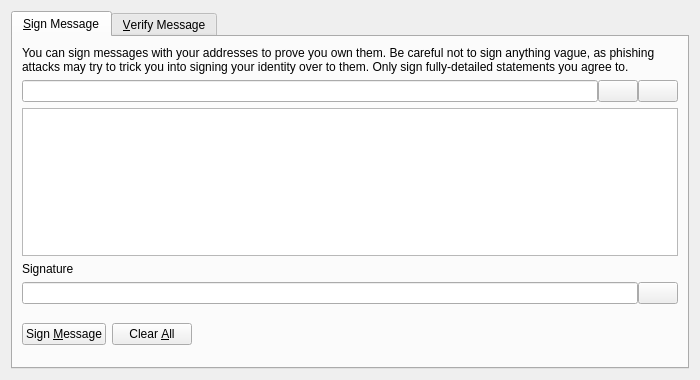
This is src/qt/forms/signverifymessagedialog.ui in stredle/stredle as Qt 5 draws it before an edit. The edited form follows.
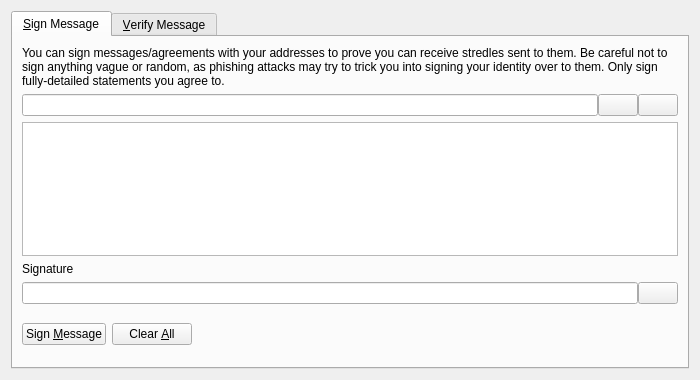
This is the edited form. Icons and pictures are not drawn. Custom widgets are drawn as their Qt base class.

Diff of the .ui file:
```diff
--- a/src/qt/forms/signverifymessagedialog.ui
+++ b/src/qt/forms/signverifymessagedialog.ui
@@ -30,7 +30,7 @@
        <item>
         <widget class="QLabel" name="infoLabel_SM">
          <property name="text">
-          <string>You can sign messages with your addresses to prove you own them. Be careful not to sign anything vague, as phishing attacks may try to trick you into signing your identity over to them. Only sign fully-detailed statements you agree to.</string>
+          <string>You can sign messages/agreements with your addresses to prove you can receive stredles sent to them. Be careful not to sign anything vague or random, as phishing attacks may try to trick you into signing your identity over to them. Only sign fully-detailed statements you agree to.</string>
          </property>
          <property name="textFormat">
           <enum>Qt::PlainText</enum>
```
Left out of the diff: 18 changed lines with no effect on the pictures.
